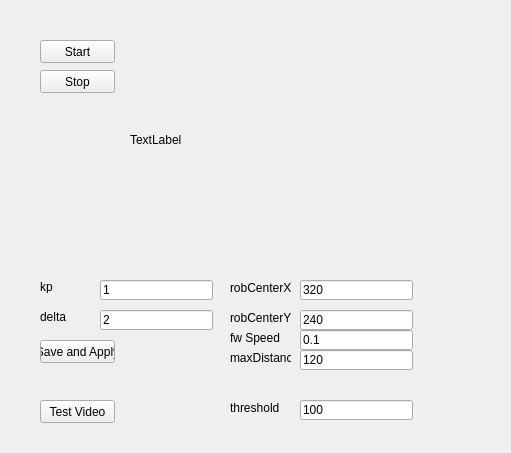
Before: the Qt Designer form Hanse/Behaviour_BallFollowing/ballfollowingform.ui in iti-luebeck/HANSE2011, drawn with Qt 5.
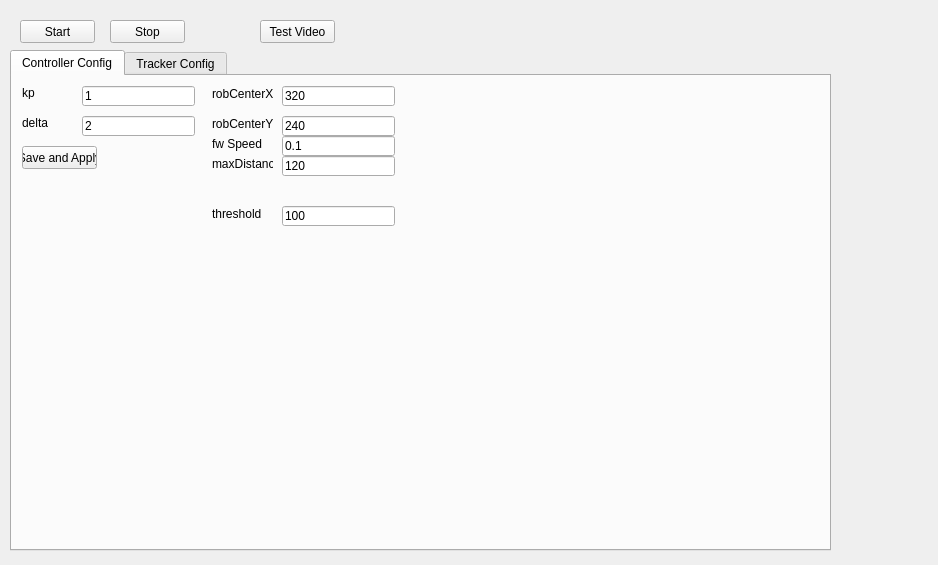
After: the same form once the commit is applied. The open tabs and pages were chosen to show the change.

Commit message: tolles tracker widget

The edit to the form file:
```diff
--- a/Hanse/Behaviour_BallFollowing/ballfollowingform.ui
+++ b/Hanse/Behaviour_BallFollowing/ballfollowingform.ui
@@ -6,8 +6,8 @@
    <rect>
     <x>0</x>
     <y>0</y>
-    <width>511</width>
-    <height>453</height>
+    <width>938</width>
+    <height>565</height>
    </rect>
   </property>
   <property name="windowTitle">
@@ -16,8 +16,8 @@
   <widget class="QPushButton" name="startBallFollwoingButton">
    <property name="geometry">
     <rect>
-     <x>40</x>
-     <y>40</y>
+     <x>20</x>
+     <y>20</y>
      <width>75</width>
      <height>23</height>
     </rect>
@@ -29,8 +29,8 @@
   <widget class="QPushButton" name="stopBallFollowingButton">
    <property name="geometry">
     <rect>
-     <x>40</x>
-     <y>70</y>
+     <x>110</x>
+     <y>20</y>
      <width>75</width>
      <height>23</height>
     </rect>
@@ -39,11 +39,79 @@
     <string>Stop</string>
    </property>
   </widget>
+  <widget class="QPushButton" name="testVideoButton">
+   <property name="geometry">
+    <rect>
+     <x>260</x>
+     <y>20</y>
+     <width>75</width>
+     <height>23</height>
+    </rect>
+   </property>
+   <property name="text">
+    <string>Test Video</string>
+   </property>
+  </widget>
+  <widget class="QTabWidget" name="tabWidget">
+   <property name="geometry">
+    <rect>
+     <x>10</x>
+     <y>50</y>
+     <width>821</width>
+     <height>501</height>
+    </rect>
+   </property>
+   <property name="currentIndex">
+    <number>1</number>
+   </property>
+   <widget class="QWidget" name="controllerConfigTab">
+    <attribute name="title">
+     <string>Controller Config</string>
+    </attribute>
+    <widget class="QLineEdit" name="thresholdEdit">
+     <property name="geometry">
+      <rect>
+       <x>270</x>
+       <y>130</y>
+       <width>113</width>
+       <height>20</height>
+      </rect>
+     </property>
+     <property name="text">
+      <string>100</string>
+     </property>
+    </widget>
+    <widget class="QLabel" name="fwSpeedLabel">
+     <property name="geometry">
+      <rect>
+       <x>200</x>
+       <y>60</y>
+       <width>61</width>
+       <height>16</height>
+      </rect>
+     </property>
+     <property name="text">
+      <string>fw Speed</string>
+     </property>
+    </widget>
+    <widget class="QLabel" name="robCenterXLabel_2">
+     <property name="geometry">
+      <rect>
+       <x>200</x>
+       <y>130</y>
+       <width>61</width>
+       <height>16</height>
+      </rect>
+     </property>
+     <property name="text">
+      <string>threshold</string>
+     </property>
+    </widget>
   <widget class="QLineEdit" name="kpBalllineEdit">
    <property name="geometry">
     <rect>
-     <x>100</x>
-     <y>280</y>
+       <x>70</x>
+       <y>10</y>
      <width>113</width>
      <height>20</height>
     </rect>
@@ -52,24 +120,63 @@
     <string>1</string>
    </property>
   </widget>
-  <widget class="QLabel" name="kpBallLabel">
+    <widget class="QPushButton" name="saveAndApplyButton">
    <property name="geometry">
     <rect>
-     <x>40</x>
-     <y>280</y>
-     <width>46</width>
-     <height>13</height>
+       <x>10</x>
+       <y>70</y>
+       <width>75</width>
+       <height>23</height>
     </rect>
    </property>
    <property name="text">
-    <string>kp</string>
+      <string>Save and Apply</string>
+     </property>
+    </widget>
+    <widget class="QLabel" name="maxDistanceLabel">
+     <property name="geometry">
+      <rect>
+       <x>200</x>
+       <y>80</y>
+       <width>61</width>
+       <height>16</height>
+      </rect>
+     </property>
+     <property name="text">
+      <string>maxDistance</string>
+     </property>
+    </widget>
+    <widget class="QLineEdit" name="fwSpeedLineEdit">
+     <property name="geometry">
+      <rect>
+       <x>270</x>
+       <y>60</y>
+       <width>113</width>
+       <height>20</height>
+      </rect>
+     </property>
+     <property name="text">
+      <string>0.1</string>
+     </property>
+    </widget>
+    <widget class="QLineEdit" name="robCenterYLineEdit">
+     <property name="geometry">
+      <rect>
+       <x>270</x>
+       <y>40</y>
+       <width>113</width>
+       <height>20</height>
+      </rect>
+     </property>
+     <property name="text">
+      <string>240</string>
    </property>
   </widget>
   <widget class="QLineEdit" name="deltaBallLineEdit">
    <property name="geometry">
     <rect>
-     <x>100</x>
-     <y>310</y>
+       <x>70</x>
+       <y>40</y>
      <width>113</width>
      <height>20</height>
     </rect>
@@ -78,11 +185,37 @@
     <string>2</string>
    </property>
   </widget>
+    <widget class="QLineEdit" name="maxDistanceLineEdit">
+     <property name="geometry">
+      <rect>
+       <x>270</x>
+       <y>80</y>
+       <width>113</width>
+       <height>20</height>
+      </rect>
+     </property>
+     <property name="text">
+      <string>120</string>
+     </property>
+    </widget>
+    <widget class="QLabel" name="kpBallLabel">
+     <property name="geometry">
+      <rect>
+       <x>10</x>
+       <y>10</y>
+       <width>46</width>
+       <height>13</height>
+      </rect>
+     </property>
+     <property name="text">
+      <string>kp</string>
+     </property>
+    </widget>
   <widget class="QLabel" name="deltaBallLabel">
    <property name="geometry">
     <rect>
-     <x>40</x>
-     <y>310</y>
+       <x>10</x>
+       <y>40</y>
      <width>46</width>
      <height>13</height>
     </rect>
@@ -91,37 +224,11 @@
     <string>delta</string>
    </property>
   </widget>
-  <widget class="QPushButton" name="saveAndApplyButton">
-   <property name="geometry">
-    <rect>
-     <x>40</x>
-     <y>340</y>
-     <width>75</width>
-     <height>23</height>
-    </rect>
-   </property>
-   <property name="text">
-    <string>Save and Apply</string>
-   </property>
-  </widget>
-  <widget class="QLineEdit" name="robCenterXLineEdit">
-   <property name="geometry">
-    <rect>
-     <x>300</x>
-     <y>280</y>
-     <width>113</width>
-     <height>20</height>
-    </rect>
-   </property>
-   <property name="text">
-    <string>320</string>
-   </property>
-  </widget>
   <widget class="QLabel" name="robCenterXLabel">
    <property name="geometry">
     <rect>
-     <x>230</x>
-     <y>280</y>
+       <x>200</x>
+       <y>10</y>
      <width>61</width>
      <height>16</height>
     </rect>
@@ -130,24 +237,24 @@
     <string>robCenterX</string>
    </property>
   </widget>
-  <widget class="QLineEdit" name="robCenterYLineEdit">
+    <widget class="QLineEdit" name="robCenterXLineEdit">
    <property name="geometry">
     <rect>
-     <x>300</x>
-     <y>310</y>
+       <x>270</x>
+       <y>10</y>
      <width>113</width>
      <height>20</height>
     </rect>
    </property>
    <property name="text">
-    <string>240</string>
+      <string>320</string>
    </property>
   </widget>
   <widget class="QLabel" name="robCenterYLabel">
    <property name="geometry">
     <rect>
-     <x>230</x>
-     <y>310</y>
+       <x>200</x>
+       <y>40</y>
      <width>61</width>
      <height>16</height>
     </rect>
@@ -156,112 +263,28 @@
     <string>robCenterY</string>
    </property>
   </widget>
-  <widget class="QLabel" name="fwSpeedLabel">
-   <property name="geometry">
-    <rect>
-     <x>230</x>
-     <y>330</y>
-     <width>61</width>
-     <height>16</height>
-    </rect>
-   </property>
-   <property name="text">
-    <string>fw Speed</string>
-   </property>
-  </widget>
-  <widget class="QLineEdit" name="fwSpeedLineEdit">
+   </widget>
+   <widget class="QWidget" name="trackerTab">
+    <attribute name="title">
+     <string>Tracker Config</string>
+    </attribute>
+    <widget class="QFrame" name="trackerFrame">
    <property name="geometry">
     <rect>
-     <x>300</x>
-     <y>330</y>
-     <width>113</width>
-     <height>20</height>
-    </rect>
-   </property>
-   <property name="text">
-    <string>0.1</string>
-   </property>
-  </widget>
-  <widget class="QLabel" name="maxDistanceLabel">
-   <property name="geometry">
-    <rect>
-     <x>230</x>
-     <y>350</y>
-     <width>61</width>
-     <height>16</height>
-    </rect>
-   </property>
-   <property name="text">
-    <string>maxDistance</string>
-   </property>
-  </widget>
-  <widget class="QLineEdit" name="maxDistanceLineEdit">
-   <property name="geometry">
-    <rect>
-     <x>300</x>
-     <y>350</y>
-     <width>113</width>
-     <height>20</height>
-    </rect>
-   </property>
-   <property name="text">
-    <string>120</string>
-   </property>
-  </widget>
-  <widget class="QLabel" name="robCenterXLabel_2">
-   <property name="geometry">
-    <rect>
-     <x>230</x>
-     <y>400</y>
-     <width>61</width>
-     <height>16</height>
-    </rect>
-   </property>
-   <property name="text">
-    <string>threshold</string>
-   </property>
-  </widget>
-  <widget class="QLineEdit" name="thresholdEdit">
-   <property name="geometry">
-    <rect>
-     <x>300</x>
-     <y>400</y>
-     <width>113</width>
-     <height>20</height>
-    </rect>
-   </property>
-   <property name="text">
-    <string>100</string>
-   </property>
-  </widget>
-  <widget class="QLabel" name="outputLabel">
-   <property name="geometry">
-    <rect>
-     <x>130</x>
-     <y>20</y>
-     <width>320</width>
-     <height>240</height>
-    </rect>
-   </property>
-   <property name="text">
-    <string>TextLabel</string>
-   </property>
-   <property name="scaledContents">
-    <bool>true</bool>
-   </property>
-  </widget>
-  <widget class="QPushButton" name="testVideoButton">
-   <property name="geometry">
-    <rect>
-     <x>40</x>
-     <y>400</y>
-     <width>75</width>
-     <height>23</height>
-    </rect>
-   </property>
-   <property name="text">
-    <string>Test Video</string>
-   </property>
+       <x>10</x>
+       <y>29</y>
+       <width>791</width>
+       <height>431</height>
+      </rect>
+     </property>
+     <property name="frameShape">
+      <enum>QFrame::StyledPanel</enum>
+     </property>
+     <property name="frameShadow">
+      <enum>QFrame::Raised</enum>
+     </property>
+    </widget>
+   </widget>
   </widget>
  </widget>
  <resources/>
```
Lines whose indentation alone changed are shown as unchanged. The commit also changes 22 other files.
